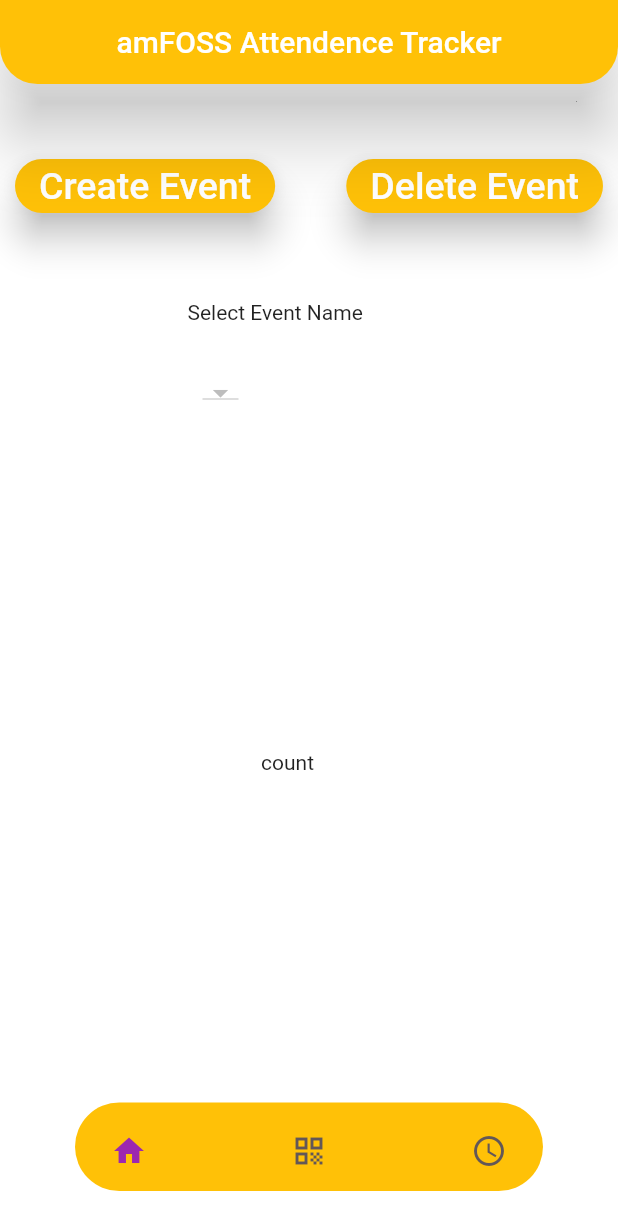
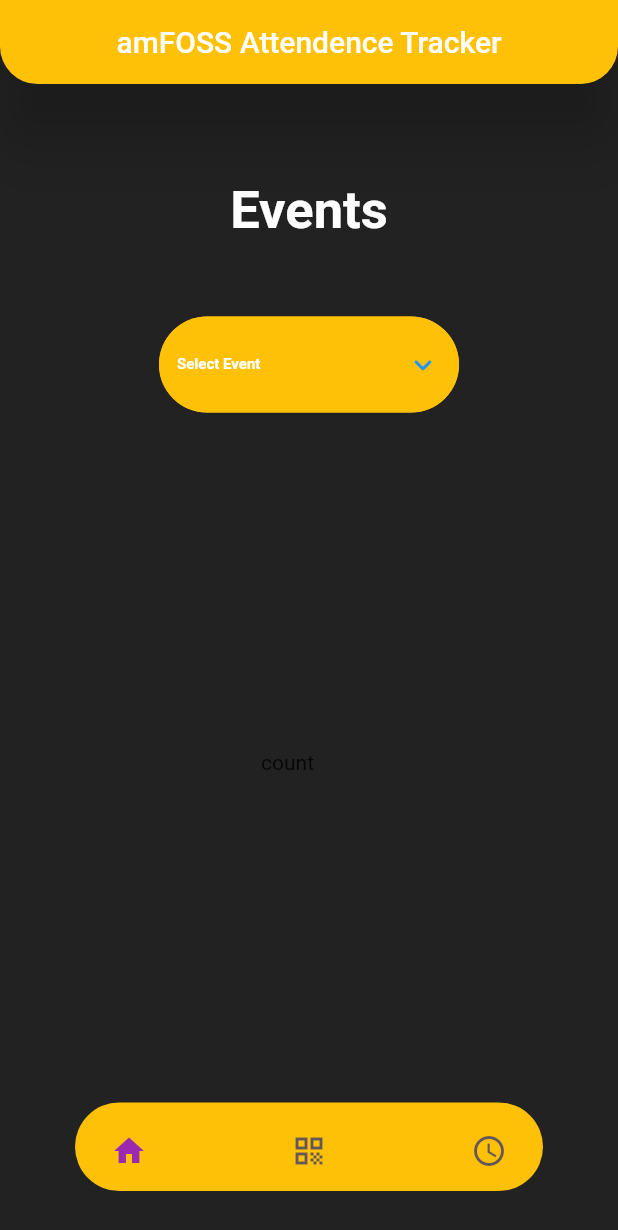
Before and after one commit to Aaryanajith/AttendenceTracker_Frontend, a Flutter app: the screen it shows after launch, on a phone screen of 412 x 824 dp. Shown: the top 1230 px of the screen. Run offline on Flutter 3.47's test engine with Material 2 defaults, Android fonts, the phone set to English and light mode, and no system bars; drawn by our look-alikes of dot_navigation_bar; our stand-ins replace another_flushbar, google_fonts, shared_preferences; missing offline and left inert: barcode_scan2; network calls fail; Roboto replaces fonts that are missing (Oxygen).

Commit message:
fix: changes UI of the app modified the dropdown menu

```diff
--- a/lib/main.dart
+++ b/lib/main.dart
@@ -32,7 +32,7 @@
       child: MaterialApp(
         debugShowCheckedModeBanner: false,
         theme: ThemeData(
-        primarySwatch: Colors.blue,
+          primarySwatch: Colors.amber,
           visualDensity: VisualDensity.adaptivePlatformDensity,
         ),
         initialRoute: RouteNames.splash,
--- a/lib/resources/color.dart
+++ b/lib/resources/color.dart
@@ -2,6 +2,7 @@
 
 class ColorsClass {
   static const Color black = Color.fromARGB(255, 0, 0, 0);
+  static const Color lightBlack = Color.fromARGB(255, 34, 34, 34);
   static const Color white = Color.fromARGB(255, 255, 255, 255);
   static const Color red = Color.fromARGB(223, 255, 0, 0);
   static const Color amber = Color.fromARGB(255, 255, 193, 7);
--- a/lib/view/details_screen.dart
+++ b/lib/view/details_screen.dart
@@ -88,10 +88,6 @@
                   if (value != null) {
                     setState(() {
                       selectedType = value;
-                      Map data = {
-                        "event_name": selectedType.toString(),
-                      };
-                      getAttendeeViewModel.getAttendeeApi(data, context);
                     });
                   }
                 },
@@ -102,7 +98,6 @@
               left: 16,
               right: 16,
               bottom: 160,
-              // child: Placeholder(),
               child: FutureBuilder<List<GetAttendees>?>(
                 future: getAttendeeViewModel.getAttendeeApi({"event_name": selectedType.toString()}, context),
                 builder: (context, snapshot) {
--- a/lib/view/home_screen.dart
+++ b/lib/view/home_screen.dart
@@ -2,10 +2,10 @@
 import 'package:attendencetracker/utlities/routes/route_names.dart';
 import 'package:attendencetracker/utlities/utils.dart';
 import 'package:attendencetracker/view_model/getEventViewModel.dart';
-// import 'package:attendencetracker/view_model/tokenViewModel.dart';
 import 'package:flutter/material.dart';
 import 'package:provider/provider.dart';
 // import 'package:shared_preferences/shared_preferences.dart';
+import 'package:google_fonts/google_fonts.dart';
 
 class HomeScreen extends StatefulWidget {
   const HomeScreen({super.key});
@@ -42,11 +42,6 @@
     });
   }
 
-  // Future _refreshTokenFn() async {
-  //     final SharedPreferences sharedPreferences = await SharedPreferences.getInstance();
-  // final String? refreshToken = sharedPreferences.getString('refresh');
-  // }
-
   void _onQRCodePressed() {
     Navigator.pushNamed(context, RouteNames.scanner);
   }
@@ -65,77 +60,73 @@
       ),
       extendBody: true,
       body: Container(
-        color: ColorsClass.white,
+        color: ColorsClass.lightBlack,
         child: Stack(
           children: [
-            Positioned(
-              top: 100,
-              left: 10,
-              child: ElevatedButton(
-                style: ElevatedButton.styleFrom(
-                  elevation: 10,
-                  shape: RoundedRectangleBorder(
-                    borderRadius: BorderRadius.circular(20),
+            Column(
+              children: [
+                const SizedBox(
+                  width: double.infinity,
+                  height: 120,
                 ),
-                  backgroundColor: ColorsClass.amber,
+                Text("Events",
+                    style: GoogleFonts.oxygen(
+                        fontSize: 35,
+                        fontWeight: FontWeight.bold,
+                        color: ColorsClass.white)),
+                const SizedBox(
+                  width: double.infinity,
+                  height: 50,
                 ),
-                onPressed: () {
-                  Navigator.pushNamed(context, RouteNames.addEvent);
-                },
-                child: const Text(
-                  'Create Event',
-                  style: TextStyle(
-                    fontSize: 25,
-                    color: ColorsClass.white,
-                  ),
-                ),
-              ),
-            ),
-            Positioned(
-              top: 100,
-              right: 10,
-              child: ElevatedButton(
-                style: ElevatedButton.styleFrom(
-                  elevation: 10,
-                  shape: RoundedRectangleBorder(
-                    borderRadius: BorderRadius.circular(20),
-                  ),
-                  backgroundColor: ColorsClass.amber,
-                ),
-                onPressed: () {
-                  Navigator.pushNamed(context, RouteNames.deleteEvent);
-                },
-                child: const Text(
-                  'Delete Event',
-                  style: TextStyle(
-                    fontSize: 25,
-                    color: ColorsClass.white,
-                  ),
-                ),
-              ),
-            ),
-            const Positioned(
-              top: 200,
-              left: 125,
-              child: Text('Select Event Name'),
-            ),
-            Positioned(
-                top: 250,
-                left: 135,
-                child: DropdownButton<String>(
+                SizedBox(
+                  width: 200,
+                  child: DropdownButtonFormField<String>(
+                    isExpanded: false,
+                    hint: Text('Select Event',
+                        style: GoogleFonts.oxygen(
+                            fontSize: 10,
+                            fontWeight: FontWeight.bold,
+                            color: ColorsClass.white)),
+                    decoration: InputDecoration(
+                        fillColor: ColorsClass.amber,
+                        filled: true,
+                        enabledBorder: OutlineInputBorder(
+                            borderRadius: BorderRadius.circular(40),
+                            borderSide: const BorderSide(
+                                color: ColorsClass.amber, width: 2)),
+                        border: OutlineInputBorder(
+                            borderRadius: BorderRadius.circular(40))),
+                    disabledHint: Text('Select Event',
+                        style: GoogleFonts.oxygen(
+                            fontSize: 10,
+                            fontWeight: FontWeight.bold,
+                            color: ColorsClass.white)),
+                    dropdownColor: ColorsClass.amber,
+                    icon: const Icon(Icons.keyboard_arrow_down_rounded),
+                    iconDisabledColor: Colors.blue,
+                    iconEnabledColor: ColorsClass.white,
+                    value: selectedType,
                     items: eventNames?.map((name) {
                       return DropdownMenuItem<String>(
                         value: name,
-                      child: Text(name),
+                        child: Padding(
+                          padding: const EdgeInsets.fromLTRB(40, 0, 0, 0),
+                          child: Text(name,
+                              style: GoogleFonts.oxygen(
+                                  fontWeight: FontWeight.bold,
+                                  color: ColorsClass.white)),
+                        ),
                       );
                     }).toList(),
-                  value: selectedType,
                     onChanged: (value) {
                       setState(() {
                         selectedType = value;
                       });
                     },
-                )),
+                  ),
+                )
+              ],
+            ),
             const Positioned(
               top: 500,
               left: 174,
--- a/pubspec.yaml
+++ b/pubspec.yaml
@@ -18,6 +18,8 @@
   dot_navigation_bar: ^1.0.2
   intl: ^0.18.1
   shared_preferences: ^2.2.1
+  google_fonts: ^6.1.0
+  dropdown_button2: ^2.3.9
 
 dev_dependencies:
   flutter_test:
```
Also changed, not shown: pubspec.lock, 1 other file. Lines whose indentation alone changed are shown as unchanged.
